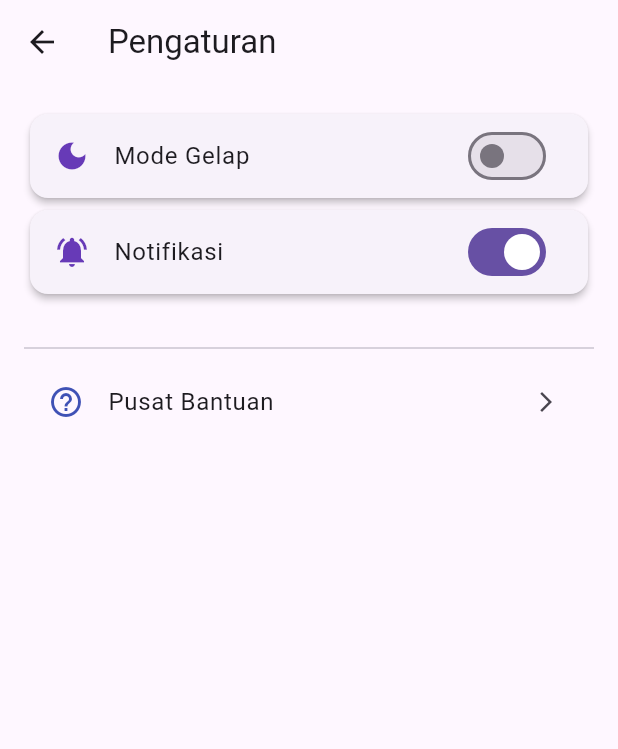
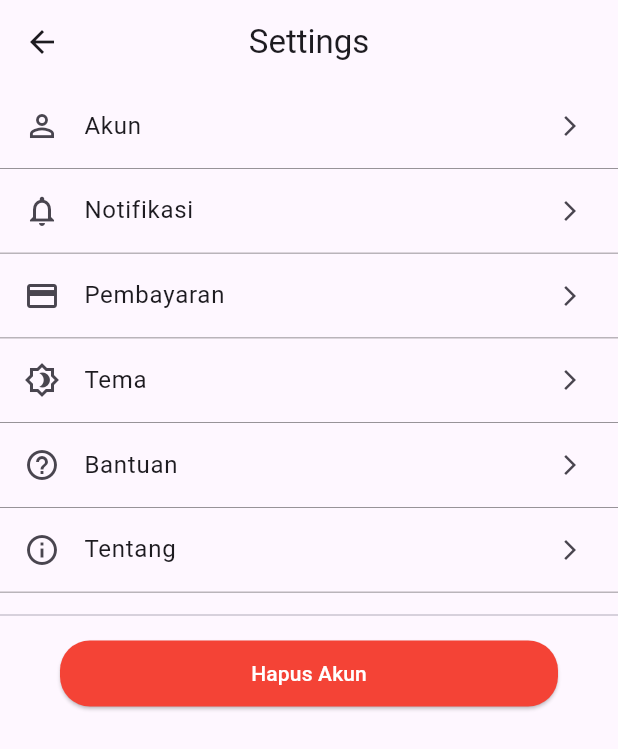
Before and after one commit to farellkresnanda/TUBES-APB, a Flutter app: the SettingsScreen screen opened directly, on a phone screen of 412 x 824 dp. Shown: the top 749 px of the screen. Run offline on Flutter 3.47's test engine with Material 3 defaults, Android fonts, the phone set to English and light mode, and no system bars; our stand-ins replace image_picker, supabase_flutter; accounts and stored records are empty.

Commit message:
Settings Screen (20 April)

```diff
--- a/lib/screens/profile/settings_screen.dart
+++ b/lib/screens/profile/settings_screen.dart
@@ -1,84 +1,118 @@
 import 'package:flutter/material.dart';
 import 'package:provider/provider.dart';
+// import 'notifikasi_screen.dart';
 import '../../theme_notifier.dart';
-import '../HelpScreen.dart';
 
-class SettingsScreen extends StatefulWidget {
+class SettingsScreen extends StatelessWidget {
   const SettingsScreen({super.key});
 
   @override
-  State<SettingsScreen> createState() => _SettingsScreenState();
-}
-
-class _SettingsScreenState extends State<SettingsScreen> {
-  bool _notificationsEnabled = true;
-
-  @override
   Widget build(BuildContext context) {
-    final themeNotifier = Provider.of<ThemeNotifier>(context);
-    final isDarkMode = themeNotifier.isDarkMode;
-
     return Scaffold(
       appBar: AppBar(
-        title: const Text('Pengaturan'),
-        leading: IconButton(
-          icon: const Icon(Icons.arrow_back),
-          onPressed: () => Navigator.pop(context),
+        title: const Text('Settings'),
+        centerTitle: true,
       ),
+      body: Column(
+        children: [
+          _buildMenuItem(
+            icon: Icons.person_outline,
+            title: 'Akun',
+            onTap: () {},
           ),
-      body: Padding(
-        padding: const EdgeInsets.all(16.0),
-        child: Column(
+          _buildMenuItem(
+            icon: Icons.notifications_none,
+            title: 'Notifikasi',
+            onTap: () {},
+          ),
+          _buildMenuItem(
+            icon: Icons.credit_card,
+            title: 'Pembayaran',
+            onTap: () {},
+          ),
+          _buildMenuItem(
+            icon: Icons.brightness_4_outlined,
+            title: 'Tema',
+            onTap: () {
+              final themeNotifier = Provider.of<ThemeNotifier>(context, listen: false);
+              showDialog(
+                context: context,
+                builder: (context) {
+                  return AlertDialog(
+                    title: const Text('Pilih Tema'),
+                    content: Column(
+                      mainAxisSize: MainAxisSize.min,
                       children: [
-            _buildSwitchTile(
-              title: 'Mode Gelap',
-              value: isDarkMode,
-              onChanged: (val) => themeNotifier.toggleTheme(val),
-              icon: Icons.dark_mode,
+                        ListTile(
+                          title: const Text('Terang'),
+                          onTap: () {
+                            themeNotifier.toggleTheme(false);
+                            Navigator.pop(context);
+                          },
                         ),
-            _buildSwitchTile(
-              title: 'Notifikasi',
-              value: _notificationsEnabled,
-              onChanged: (val) {
-                setState(() {
-                  _notificationsEnabled = val;
-                });
-              },
-              icon: Icons.notifications_active,
-            ),
-            const SizedBox(height: 24),
-            const Divider(),
                         ListTile(
-              leading: const Icon(Icons.help_outline, color: Colors.indigo),
-              title: const Text('Pusat Bantuan'),
-              trailing: const Icon(Icons.arrow_forward_ios, size: 16),
+                          title: const Text('Gelap'),
                           onTap: () {
-                Navigator.push(
-                  context,
-                  MaterialPageRoute(builder: (context) => const HelpScreen()),
-                );
+                            themeNotifier.toggleTheme(true);
+                            Navigator.pop(context);
                           },
                         ),
                       ],
                     ),
+                  );
+                },
+              );
+            },
+          ),
+          _buildMenuItem(
+            icon: Icons.help_outline,
+            title: 'Bantuan',
+            onTap: () {},
+          ),
+          _buildMenuItem(
+            icon: Icons.info_outline,
+            title: 'Tentang',
+            onTap: () {},
+          ),
+          const Divider(thickness: 1, height: 30),
+          Padding(
+            padding: const EdgeInsets.symmetric(horizontal: 40),
+            child: SizedBox(
+              width: double.infinity,
+              child: ElevatedButton(
+                style: ElevatedButton.styleFrom(
+                  backgroundColor: Colors.red,
+                  padding: const EdgeInsets.symmetric(vertical: 12),
+                  shape: RoundedRectangleBorder(
+                    borderRadius: BorderRadius.circular(20),
+                  ),
+                ),
+                onPressed: () {
+                  // Tindakan saat menghapus akun
+                },
+                child: const Text(
+                  'Hapus Akun',
+                  style: TextStyle(color: Colors.white),
+                ),
+              ),
+            ),
+          ),
+        ],
       ),
     );
   }
 
-  Widget _buildSwitchTile({
+  Widget _buildMenuItem({
+    required IconData icon,
     required String title,
-    required bool value,
-    required Function(bool) onChanged,
-    required IconData icon,
+    required VoidCallback onTap,
   }) {
-    return Card(
-      elevation: 2,
-      child: SwitchListTile(
+    return ListTile(
+      leading: Icon(icon),
       title: Text(title),
-        value: value,
-        secondary: Icon(icon, color: Colors.deepPurple),
-        onChanged: onChanged,
-      ),
+      trailing: const Icon(Icons.arrow_forward_ios, size: 16),
+      onTap: onTap,
+      shape: const Border(bottom: BorderSide(width: 0.5, color: Colors.black54)),
     );
   }
 }
```
Also changed, not shown: 1 other file. Lines whose indentation alone changed are shown as unchanged.
